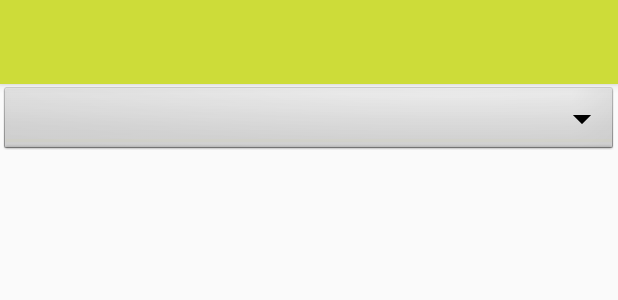
After one commit to FarkaschZoltan/buspal, an Android app: the layout activity_timetable.xml on its own in the app's theme, with its tools: preview values and no code run, on a phone screen of 412 x 824 dp. The commit adds this screen. Shown: the top 300 px of the screen. Run offline under Robolectric (Android 15) with nearby library versions, the phone set to English and light mode, and no system bars; network calls fail.

Commit message:
Added a new activity
- Added a new timetable activity (incomplete)

```diff
--- a/app/app/src/main/java/hu/kristol/buspal/RouteStops.java
+++ b/app/app/src/main/java/hu/kristol/buspal/RouteStops.java
@@ -168,7 +168,8 @@ public class RouteStops extends AppCompatActivity {
                                         public void onClick(View v) {
                                             Intent i = new Intent(context, hu.kristol.buspal.Map.class);
                                             try{
-                                                i.putExtra("shapeId", Integer.parseInt(jsonArray.getJSONObject(0).get("shape_id").toString()));
+                                                i.putExtra("shapeId", Integer.parseInt(jsonArray.getJSONObject(0)
+                                                        .get("shape_id").toString()));
                                             } catch (JSONException e){
                                                 Log.d("ShapeIdNotFound", e.getLocalizedMessage());
                                             }
--- a/app/app/src/main/java/hu/kristol/buspal/Routes.java
+++ b/app/app/src/main/java/hu/kristol/buspal/Routes.java
@@ -80,13 +80,13 @@ public class Routes extends AppCompatActivity {
                                 String type = jsonArray.getJSONObject(i).get("route_type").toString();
                                 String destination = jsonArray.getJSONObject(i).get("route_desc").toString();
 
-                                BusRoute b = new BusRoute(routeId, name, type, destination);
+                                BusRoute b = new BusRoute(routeId, name, type, destination, Routes.this);
                                 resultArray.add(b);
                                 Log.d("Result", b.toString());
                             }
 
                             //creating adapter object and setting it to recyclerview
-                            RouteAdapter adapter = new RouteAdapter(Routes.this, resultArray);
+                            RouteAdapter adapter = new RouteAdapter(Routes.this, resultArray, recyclerView);
                             recyclerView.setAdapter(adapter);
                         } catch (JSONException e) {
                             e.printStackTrace();
--- /dev/null
+++ b/app/app/src/main/res/layout/activity_timetable.xml
@@ -0,0 +1,45 @@
+<?xml version="1.0" encoding="utf-8"?>
+<RelativeLayout xmlns:android="http://schemas.android.com/apk/res/android"
+    xmlns:app="http://schemas.android.com/apk/res-auto"
+    xmlns:tools="http://schemas.android.com/tools"
+    android:layout_width="match_parent"
+    android:layout_height="match_parent"
+    tools:context=".Timetable">
+
+    <com.google.android.material.appbar.AppBarLayout
+        android:id="@+id/tb"
+        android:layout_width="match_parent"
+        android:layout_height="wrap_content"
+        android:theme="@style/AppTheme.AppBarOverlay">
+
+        <androidx.appcompat.widget.Toolbar
+            android:id="@+id/toolbar"
+            android:layout_width="match_parent"
+            android:layout_height="?attr/actionBarSize"
+            android:background="?attr/colorPrimary"
+            app:popupTheme="@style/AppTheme.PopupOverlay" />
+
+    </com.google.android.material.appbar.AppBarLayout>
+
+    <EditText
+        android:id="@+id/date"
+        android:layout_width="match_parent"
+        android:layout_height="wrap_content"
+        android:layout_below="@id/tb"/>
+
+    <Spinner
+        android:id="@+id/stop_selection"
+        android:layout_width="match_parent"
+        android:layout_height="wrap_content"
+        android:layout_below="@id/tb"
+        android:background="@android:drawable/btn_dropdown"
+        android:spinnerMode="dropdown"/>
+
+    <androidx.recyclerview.widget.RecyclerView
+        android:id="@+id/timetable_list_recyclerview"
+        android:layout_width="match_parent"
+        android:layout_height="wrap_content"
+        android:layout_below="@id/stop_selection"
+        android:paddingTop="10dp"/>
+
+</RelativeLayout>
--- /dev/null
+++ b/app/app/src/main/res/layout/timetable_list.xml
@@ -0,0 +1,6 @@
+<?xml version="1.0" encoding="utf-8"?>
+<androidx.constraintlayout.widget.ConstraintLayout
+    xmlns:android="http://schemas.android.com/apk/res/android" android:layout_width="match_parent"
+    android:layout_height="match_parent">
+
+</androidx.constraintlayout.widget.ConstraintLayout>
--- /dev/null
+++ b/app/app/src/main/res/values-round/strings.xml
@@ -0,0 +1,3 @@
+<resources>
+    <string name="hello_world">Hello Round World!</string>
+</resources>
--- a/app/app/src/main/res/values/strings.xml
+++ b/app/app/src/main/res/values/strings.xml
@@ -10,4 +10,10 @@
     <string name="hello_first_fragment">Hello first fragment</string>
     <string name="hello_second_fragment">Hello second fragment. Arg: %1$s</string>
     <string name="title_activity_routes">Routes</string>
+    <string name="title_activity_timetable">Timetable</string>
+    <!--
+    This string is used for square devices and overridden by hello_world in
+    values-round/strings.xml for round devices.
+    -->
+    <string name="hello_world">Hello Square World!</string>
 </resources>
```
Also changed, not shown: app/app/src/main/java/hu/farkasch/buspalbackend/objects/BusRoute.java (+98 -1 lines), app/app/src/main/java/hu/farkasch/buspalbackend/objects/BusStop.java (+12 -0 lines), app/app/src/main/java/hu/kristol/buspal/Map.java (+6 -3 lines), app/app/src/main/java/hu/kristol/buspal/Timetable.java (added, +213 -0 lines), app/app/src/main/java/hu/thepocok/adapters/RouteAdapter.java (+25 -1 lines), app/app/src/main/java/hu/thepocok/adapters/TimetableAdapter.java (added, +90 -0 lines), app/app/src/main/java/hu/thepocok/statements/Statements.java (+7 -5 lines), 2 other files.
